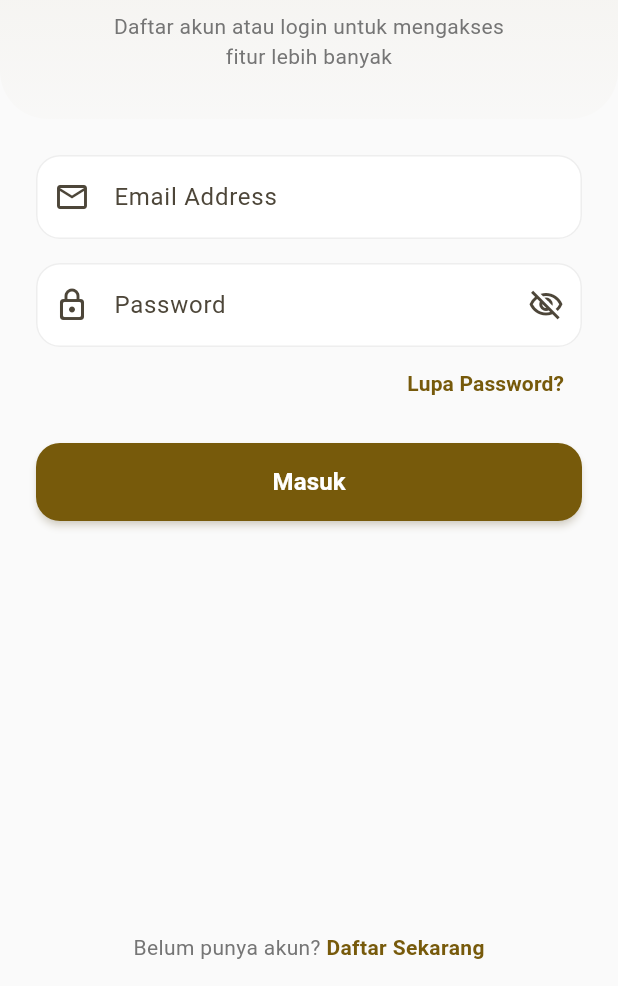
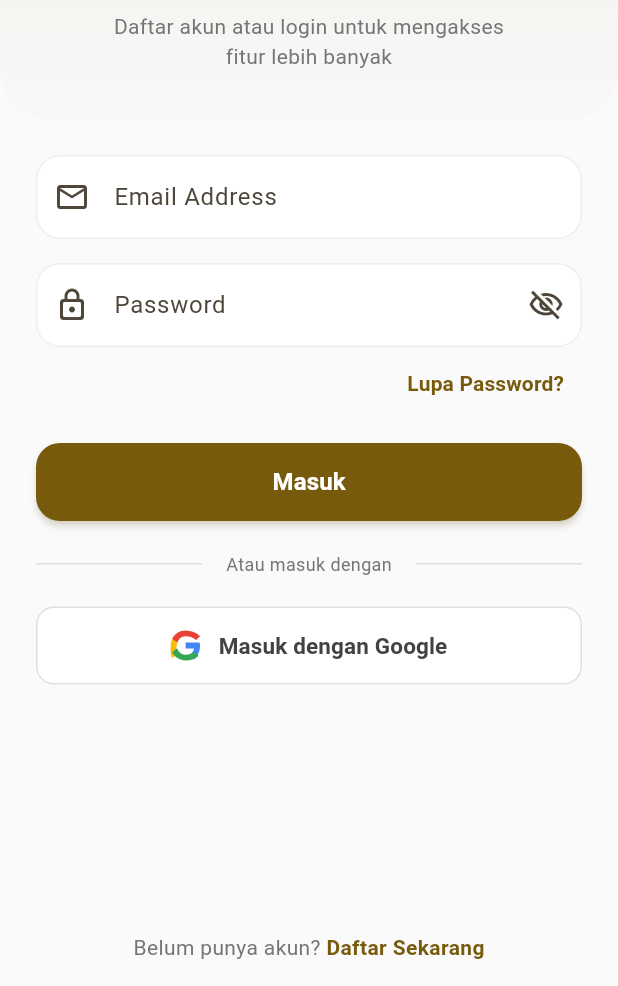
Before and after one commit to erichutabarat/chordkita_app, a Flutter app: the LoginScreen screen opened directly with empty values, on a phone screen of 412 x 824 dp, the part 250-1236 px from its top. Run offline on Flutter 3.47's test engine with Material 3 defaults, Android fonts, the phone set to English and light mode, and no system bars.

Commit message:
feat(auth): add social login/register button

```diff
--- a/lib/features/auth/presentation/screens/login_screen.dart
+++ b/lib/features/auth/presentation/screens/login_screen.dart
@@ -1,4 +1,5 @@
 import 'package:chordkita/features/auth/presentation/wdigets/auth_header.dart';
+import 'package:chordkita/features/auth/presentation/wdigets/social_button.dart';
 import 'package:flutter/material.dart';
 
 class LoginScreen extends StatefulWidget {
@@ -157,6 +158,32 @@ class _LoginScreenState extends State<LoginScreen> {
                           ),
                         ),
                       ),
+                      SizedBox(height: 20),
+                      Row(
+                        children: [
+                          Expanded(child: Divider(color: Colors.grey.shade300)),
+                          Padding(
+                            padding: const EdgeInsets.symmetric(horizontal: 16),
+                            child: Text(
+                              "Atau masuk dengan",
+                              style: TextStyle(
+                                fontSize: 12,
+                                color: Colors.grey.shade600,
+                              ),
+                            ),
+                          ),
+                          Expanded(child: Divider(color: Colors.grey.shade300)),
+                        ],
+                      ),
+                      const SizedBox(height: 20),
+
+                      // Google Button
+                      SocialLoginButton(
+                        text: "Masuk dengan Google",
+                        onPressed: () {
+                          // Handle Google Sign-In
+                        },
+                      ),
                     ],
                   ),
                 ),
--- /dev/null
+++ b/lib/features/auth/presentation/wdigets/social_button.dart
@@ -0,0 +1,134 @@
+import 'package:flutter/material.dart';
+
+class SocialLoginButton extends StatelessWidget {
+  final String text;
+  final VoidCallback onPressed;
+  final bool isLoading;
+
+  const SocialLoginButton({
+    super.key,
+    required this.text,
+    required this.onPressed,
+    this.isLoading = false,
+  });
+
+  @override
+  Widget build(BuildContext context) {
+    return SizedBox(
+      width: double.infinity,
+      height: 52,
+      child: OutlinedButton(
+        onPressed: isLoading ? null : onPressed,
+        style: OutlinedButton.styleFrom(
+          backgroundColor: Colors.white,
+          side: BorderSide(color: Colors.grey.shade300),
+          shape: RoundedRectangleBorder(
+            borderRadius: BorderRadius.circular(12),
+          ),
+          elevation: 0,
+        ),
+        child: isLoading
+            ? SizedBox(
+                height: 20,
+                width: 20,
+                child: CircularProgressIndicator(
+                  strokeWidth: 2,
+                  color: Colors.grey.shade700,
+                ),
+              )
+            : Row(
+                mainAxisAlignment: MainAxisAlignment.center,
+                children: [
+                  // Vector Google Icon menggunakan CustomPainter (tanpa butuh asset gambar)
+                  const _GoogleIcon(),
+                  const SizedBox(width: 12),
+                  Text(
+                    text,
+                    style: TextStyle(
+                      fontSize: 15,
+                      fontWeight: FontWeight.w600,
+                      color: Colors.grey.shade800,
+                    ),
+                  ),
+                ],
+              ),
+      ),
+    );
+  }
+}
+
+// Widget internal untuk menggambar Logo Google (4 Warna Resmi)
+class _GoogleIcon extends StatelessWidget {
+  const _GoogleIcon();
+
+  @override
+  Widget build(BuildContext context) {
+    return SizedBox(
+      width: 20,
+      height: 20,
+      child: CustomPaint(painter: _GoogleLogoPainter()),
+    );
+  }
+}
+
+class _GoogleLogoPainter extends CustomPainter {
+  @override
+  void paint(Canvas canvas, Size size) {
+    final double w = size.width;
+    final double h = size.height;
+
+    final Paint paint = Paint()..style = PaintingStyle.fill;
+
+    // Red Arc
+    paint.color = const Color(0xFFEA4335);
+    final Path redPath = Path()
+      ..moveTo(w * 0.5, h * 0.19)
+      ..cubicTo(w * 0.64, h * 0.19, w * 0.76, h * 0.24, w * 0.85, h * 0.32)
+      ..lineTo(w * 0.98, h * 0.19)
+      ..cubicTo(w * 0.86, h * 0.07, w * 0.69, 0, w * 0.5, 0)
+      ..cubicTo(w * 0.3, 0, w * 0.13, h * 0.11, w * 0.05, h * 0.28)
+      ..lineTo(w * 0.22, h * 0.41)
+      ..cubicTo(w * 0.26, h * 0.28, w * 0.37, h * 0.19, w * 0.5, h * 0.19);
+    canvas.drawPath(redPath, paint);
+
+    // Blue Bar/Arc
+    paint.color = const Color(0xFF4285F4);
+    final Path bluePath = Path()
+      ..moveTo(w * 0.98, h * 0.51)
+      ..cubicTo(w * 0.98, h * 0.48, w * 0.97, h * 0.43, w * 0.96, h * 0.4)
+      ..lineTo(w * 0.5, h * 0.4)
+      ..lineTo(w * 0.5, h * 0.6)
+      ..lineTo(w * 0.78, h * 0.6)
+      ..cubicTo(w * 0.76, h * 0.7, w * 0.7, h * 0.78, w * 0.61, h * 0.84)
+      ..lineTo(w * 0.78, h * 0.97)
+      ..cubicTo(w * 0.9, h * 0.86, w * 0.98, h * 0.7, w * 0.98, h * 0.51);
+    canvas.drawPath(bluePath, paint);
+
+    // Yellow Arc
+    paint.color = const Color(0xFFFBBC05);
+    final Path yellowPath = Path()
+      ..moveTo(w * 0.22, h * 0.41)
+      ..cubicTo(w * 0.2, h * 0.47, w * 0.19, h * 0.53, w * 0.19, h * 0.6)
+      ..cubicTo(w * 0.19, h * 0.67, w * 0.2, h * 0.73, w * 0.22, h * 0.79)
+      ..lineTo(w * 0.05, h * 0.92)
+      ..cubicTo(0, h * 0.82, 0, h * 0.71, 0, h * 0.6)
+      ..cubicTo(0, h * 0.49, 0, h * 0.38, w * 0.05, h * 0.28)
+      ..lineTo(w * 0.22, h * 0.41);
+    canvas.drawPath(yellowPath, paint);
+
+    // Green Arc
+    paint.color = const Color(0xFF34A853);
+    final Path greenPath = Path()
+      ..moveTo(w * 0.5, h * 1.0)
+      ..cubicTo(w * 0.68, h * 1.0, w * 0.83, h * 0.94, w * 0.93, h * 0.84)
+      ..lineTo(w * 0.77, h * 0.72)
+      ..cubicTo(w * 0.7, h * 0.77, w * 0.61, h * 0.81, w * 0.5, h * 0.81)
+      ..cubicTo(w * 0.37, h * 0.81, w * 0.26, h * 0.72, w * 0.22, h * 0.59)
+      ..lineTo(w * 0.05, h * 0.72)
+      ..cubicTo(w * 0.13, h * 0.89, w * 0.3, h * 1.0, w * 0.5, h * 1.0);
+    canvas.drawPath(greenPath, paint);
+  }
+
+  @override
+  bool shouldRepaint(covariant CustomPainter oldDelegate) => false;
+}
```
Also changed, not shown: lib/features/auth/presentation/screens/register_screen.dart (+27 -1 lines).
